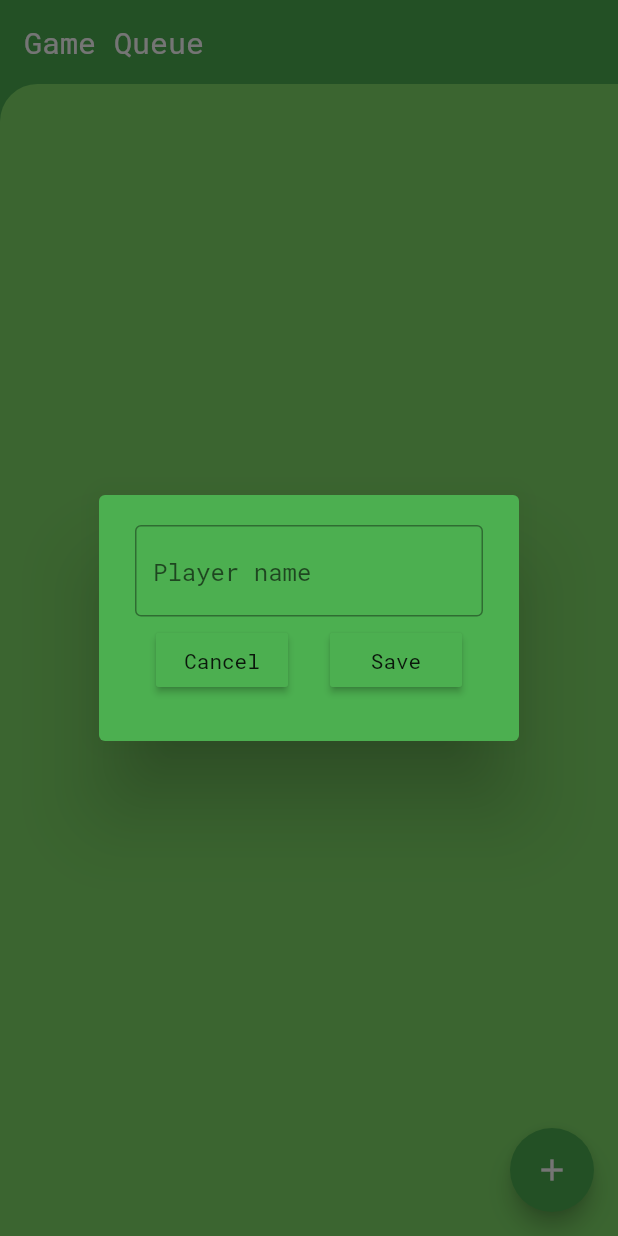
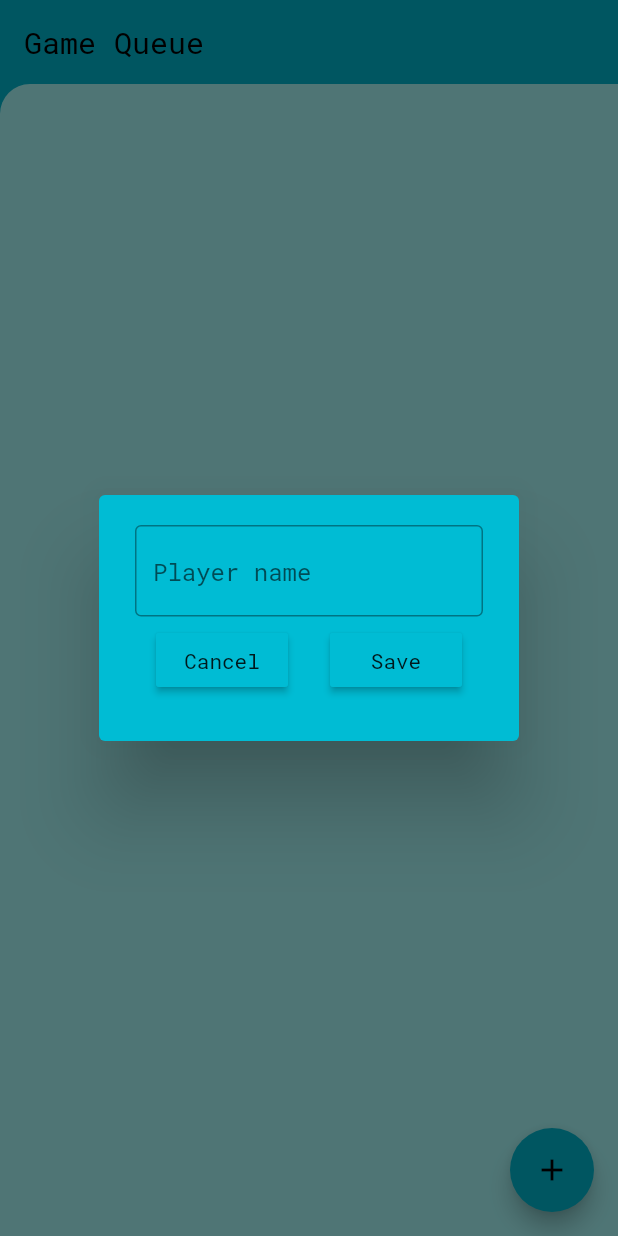
Before and after one commit to szymonW/game_queue, a Flutter app: the screen it shows after launch, after a tap on the "add" icon, on a phone screen of 412 x 824 dp. Run offline on Flutter 3.47's test engine with Material 2 defaults, Android fonts, the phone set to English and light mode, and no system bars; our stand-ins replace flutter_slidable.

Commit message:
Upgraded theme (colors and shapes)

```diff
--- a/lib/main.dart
+++ b/lib/main.dart
@@ -14,7 +14,7 @@ class MyApp extends StatelessWidget {
     return MaterialApp(
       debugShowCheckedModeBanner: false,
       home: const HomePage(),
-      theme: ThemeData(primarySwatch: Colors.green)
+      theme: ThemeData(primarySwatch: Colors.cyan)
     );
   }
 }
--- a/lib/pages/home_page.dart
+++ b/lib/pages/home_page.dart
@@ -48,7 +48,7 @@ class _HomePageState extends State<HomePage> {
   @override
   Widget build(BuildContext context) {
     return Scaffold(
-      backgroundColor: Colors.green,
+      backgroundColor: Theme.of(context).primaryColor,
       appBar: AppBar(
         title: const Text("Game Queue"),
         elevation: 0,
@@ -60,9 +60,10 @@ class _HomePageState extends State<HomePage> {
       body: Container(
         decoration: const BoxDecoration(
           borderRadius: BorderRadius.only(
-            topLeft: Radius.circular(25)
+            topLeft: Radius.circular(20)
           ),
-        color: Color(0xFF80DC69),
+        // color: Colors.cyan,
+        color: Color(0xFFACFFFF),
         ),
         padding: const EdgeInsets.only(bottom: 50.0),
         child: ListView.builder(
--- a/lib/utils/player_dialog_box.dart
+++ b/lib/utils/player_dialog_box.dart
@@ -14,7 +14,7 @@ class PlayerDialogBox extends StatelessWidget {
   @override
   Widget build(BuildContext context) {
     return AlertDialog(
-      backgroundColor: Colors.green,
+      backgroundColor: Theme.of(context).primaryColor,
       content: Container(
         height: 120,
         child: Column(children: [
--- a/lib/utils/players_list.dart
+++ b/lib/utils/players_list.dart
@@ -36,7 +36,7 @@ class PlayersList extends StatelessWidget {
           width: MediaQuery.of(context).size.width,
           padding: EdgeInsets.all(insidePadding),
           decoration: BoxDecoration(
-              color: Colors.green,
+              color: Theme.of(context).primaryColor,
               borderRadius: BorderRadius.only(
                   topLeft: Radius.circular(outsidePadding),
                   bottomLeft: Radius.circular(outsidePadding)
```
Also changed, not shown: pubspec.yaml (+7 -7 lines).
